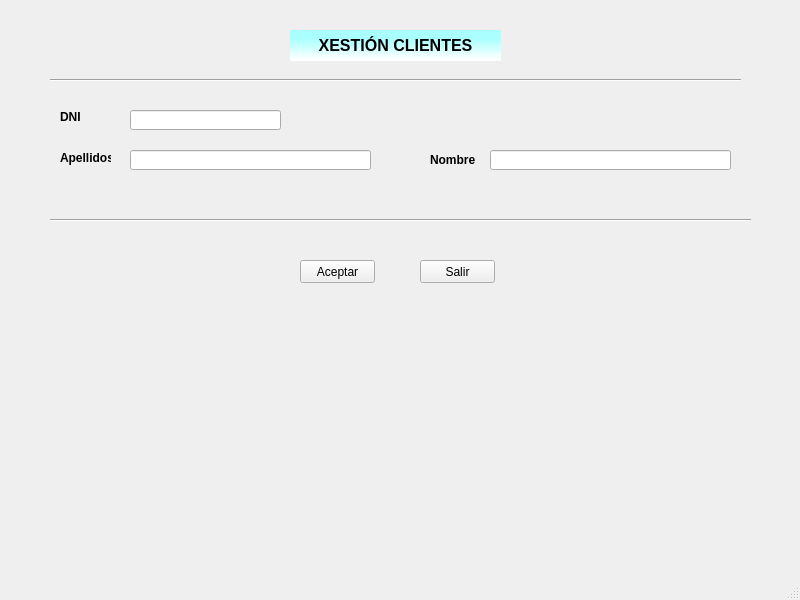
Old version of the form ventana.ui in the repository a19adrianld/ProyUno.
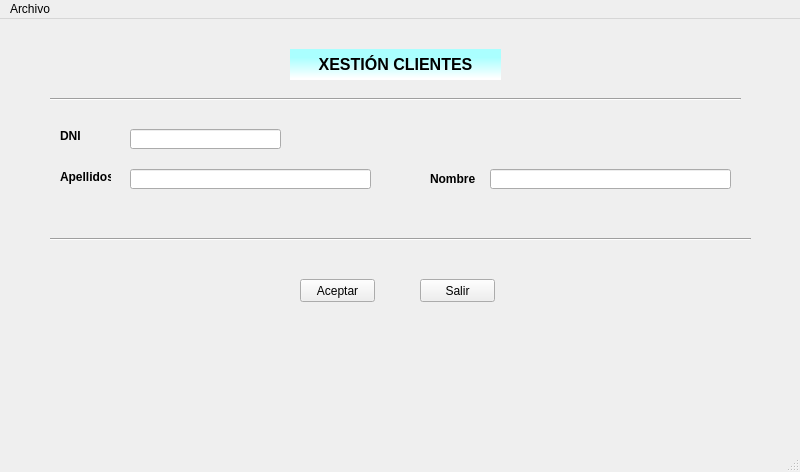
New version of the form.

```diff
--- a/ventana.ui
+++ b/ventana.ui
@@ -7,7 +7,7 @@
     <x>0</x>
     <y>0</y>
     <width>800</width>
-    <height>600</height>
+    <height>472</height>
    </rect>
   </property>
   <property name="windowTitle">
@@ -195,6 +195,13 @@
      <height>21</height>
     </rect>
    </property>
+   <widget class="QMenu" name="menuArchivo">
+    <property name="title">
+     <string>Archivo</string>
+    </property>
+    <addaction name="ActionSalir"/>
+   </widget>
+   <addaction name="menuArchivo"/>
   </widget>
   <widget class="QStatusBar" name="statusbar"/>
  </widget>
```
Left out of the diff: 21 changed lines with no effect on the pictures.
